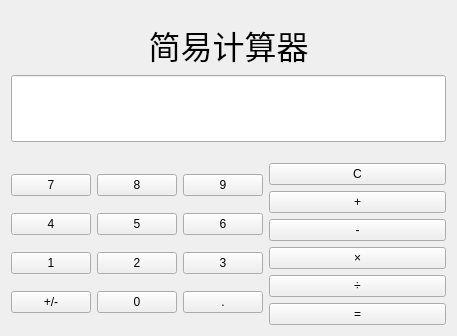
First picture: the form in SelfPractice/myCalculator/widget.ui, repository duyilong/QtPractices, before the edit.
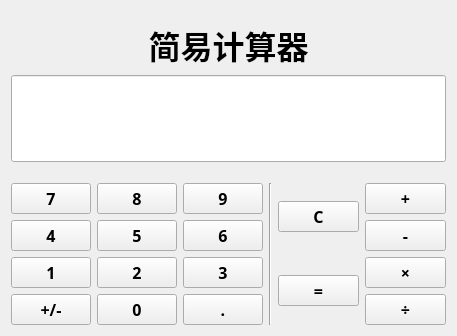
Second picture: the form after the edit.

Patch:
```diff
--- a/SelfPractice/myCalculator/widget.ui
+++ b/SelfPractice/myCalculator/widget.ui
@@ -22,6 +22,14 @@
     <height>336</height>
    </size>
   </property>
+  <property name="font">
+   <font>
+    <family>Agency FB</family>
+    <pointsize>12</pointsize>
+    <weight>75</weight>
+    <bold>true</bold>
+   </font>
+  </property>
   <property name="acceptDrops">
    <bool>false</bool>
   </property>
@@ -29,51 +37,53 @@
    <string>简易计算器_duyl</string>
   </property>
   <layout class="QGridLayout" name="gridLayout_2">
-   <item row="4" column="1">
-    <layout class="QVBoxLayout" name="verticalLayout">
-     <item>
-      <widget class="QPushButton" name="btnClear">
-       <property name="text">
-        <string>C</string>
-       </property>
-      </widget>
-     </item>
-     <item>
-      <widget class="QPushButton" name="btnPlus">
-       <property name="text">
-        <string>+</string>
-       </property>
-      </widget>
-     </item>
-     <item>
-      <widget class="QPushButton" name="btnMinus">
-       <property name="text">
-        <string>-</string>
-       </property>
-      </widget>
-     </item>
-     <item>
-      <widget class="QPushButton" name="btnMultiply">
-       <property name="text">
-        <string>×</string>
-       </property>
-      </widget>
-     </item>
-     <item>
-      <widget class="QPushButton" name="btnDivide">
-       <property name="text">
-        <string>÷</string>
-       </property>
-      </widget>
-     </item>
-     <item>
-      <widget class="QPushButton" name="btnEqual">
-       <property name="text">
-        <string>=</string>
-       </property>
-      </widget>
-     </item>
-    </layout>
+   <item row="0" column="0">
+    <spacer name="verticalSpacer">
+     <property name="orientation">
+      <enum>Qt::Vertical</enum>
+     </property>
+     <property name="sizeType">
+      <enum>QSizePolicy::Maximum</enum>
+     </property>
+     <property name="sizeHint" stdset="0">
+      <size>
+       <width>20</width>
+       <height>10</height>
+      </size>
+     </property>
+    </spacer>
+   </item>
+   <item row="1" column="0" colspan="3">
+    <widget class="QLabel" name="label">
+     <property name="font">
+      <font>
+       <family>幼圆</family>
+       <pointsize>24</pointsize>
+      </font>
+     </property>
+     <property name="text">
+      <string>简易计算器</string>
+     </property>
+     <property name="alignment">
+      <set>Qt::AlignCenter</set>
+     </property>
+    </widget>
+   </item>
+   <item row="3" column="0">
+    <spacer name="verticalSpacer_2">
+     <property name="orientation">
+      <enum>Qt::Vertical</enum>
+     </property>
+     <property name="sizeType">
+      <enum>QSizePolicy::Maximum</enum>
+     </property>
+     <property name="sizeHint" stdset="0">
+      <size>
+       <width>20</width>
+       <height>15</height>
+      </size>
+     </property>
+    </spacer>
    </item>
    <item row="4" column="0">
     <layout class="QGridLayout" name="gridLayout">
@@ -163,39 +173,7 @@
      </item>
     </layout>
    </item>
-   <item row="0" column="0">
-    <spacer name="verticalSpacer">
-     <property name="orientation">
-      <enum>Qt::Vertical</enum>
-     </property>
-     <property name="sizeType">
-      <enum>QSizePolicy::Maximum</enum>
-     </property>
-     <property name="sizeHint" stdset="0">
-      <size>
-       <width>20</width>
-       <height>10</height>
-      </size>
-     </property>
-    </spacer>
-   </item>
-   <item row="3" column="0">
-    <spacer name="verticalSpacer_2">
-     <property name="orientation">
-      <enum>Qt::Vertical</enum>
-     </property>
-     <property name="sizeType">
-      <enum>QSizePolicy::Maximum</enum>
-     </property>
-     <property name="sizeHint" stdset="0">
-      <size>
-       <width>20</width>
-       <height>15</height>
-      </size>
-     </property>
-    </spacer>
-   </item>
-   <item row="2" column="0" colspan="2">
+   <item row="2" column="0" colspan="3">
     <widget class="QLineEdit" name="lineEdit">
      <property name="sizePolicy">
       <sizepolicy hsizetype="Expanding" vsizetype="Expanding">
@@ -211,19 +189,104 @@
      </property>
     </widget>
    </item>
-   <item row="1" column="0" colspan="2">
-    <widget class="QLabel" name="label">
-     <property name="font">
-      <font>
-       <family>幼圆</family>
-       <pointsize>24</pointsize>
-      </font>
-     </property>
-     <property name="text">
-      <string>简易计算器</string>
-     </property>
-     <property name="alignment">
-      <set>Qt::AlignCenter</set>
+   <item row="4" column="2">
+    <layout class="QGridLayout" name="gridLayout_3">
+     <item row="3" column="1">
+      <widget class="QPushButton" name="btnDivide">
+       <property name="font">
+        <font>
+         <family>Agency FB</family>
+         <pointsize>12</pointsize>
+         <weight>75</weight>
+         <bold>true</bold>
+        </font>
+       </property>
+       <property name="text">
+        <string>÷</string>
+       </property>
+      </widget>
+     </item>
+     <item row="0" column="1">
+      <widget class="QPushButton" name="btnPlus">
+       <property name="font">
+        <font>
+         <family>Agency FB</family>
+         <pointsize>12</pointsize>
+         <weight>75</weight>
+         <bold>true</bold>
+        </font>
+       </property>
+       <property name="text">
+        <string>+</string>
+       </property>
+      </widget>
+     </item>
+     <item row="1" column="1">
+      <widget class="QPushButton" name="btnMinus">
+       <property name="font">
+        <font>
+         <family>Agency FB</family>
+         <pointsize>12</pointsize>
+         <weight>75</weight>
+         <bold>true</bold>
+        </font>
+       </property>
+       <property name="text">
+        <string>-</string>
+       </property>
+      </widget>
+     </item>
+     <item row="2" column="1">
+      <widget class="QPushButton" name="btnMultiply">
+       <property name="font">
+        <font>
+         <family>Agency FB</family>
+         <pointsize>12</pointsize>
+         <weight>75</weight>
+         <bold>true</bold>
+        </font>
+       </property>
+       <property name="text">
+        <string>×</string>
+       </property>
+      </widget>
+     </item>
+     <item row="0" column="0" rowspan="2">
+      <widget class="QPushButton" name="btnClear">
+       <property name="font">
+        <font>
+         <family>Agency FB</family>
+         <pointsize>12</pointsize>
+         <weight>75</weight>
+         <bold>true</bold>
+        </font>
+       </property>
+       <property name="text">
+        <string>C</string>
+       </property>
+      </widget>
+     </item>
+     <item row="2" column="0" rowspan="2">
+      <widget class="QPushButton" name="btnEqual">
+       <property name="font">
+        <font>
+         <family>Agency FB</family>
+         <pointsize>12</pointsize>
+         <weight>75</weight>
+         <bold>true</bold>
+        </font>
+       </property>
+       <property name="text">
+        <string>=</string>
+       </property>
+      </widget>
+     </item>
+    </layout>
+   </item>
+   <item row="4" column="1">
+    <widget class="Line" name="line">
+     <property name="orientation">
+      <enum>Qt::Vertical</enum>
      </property>
     </widget>
    </item>
```
